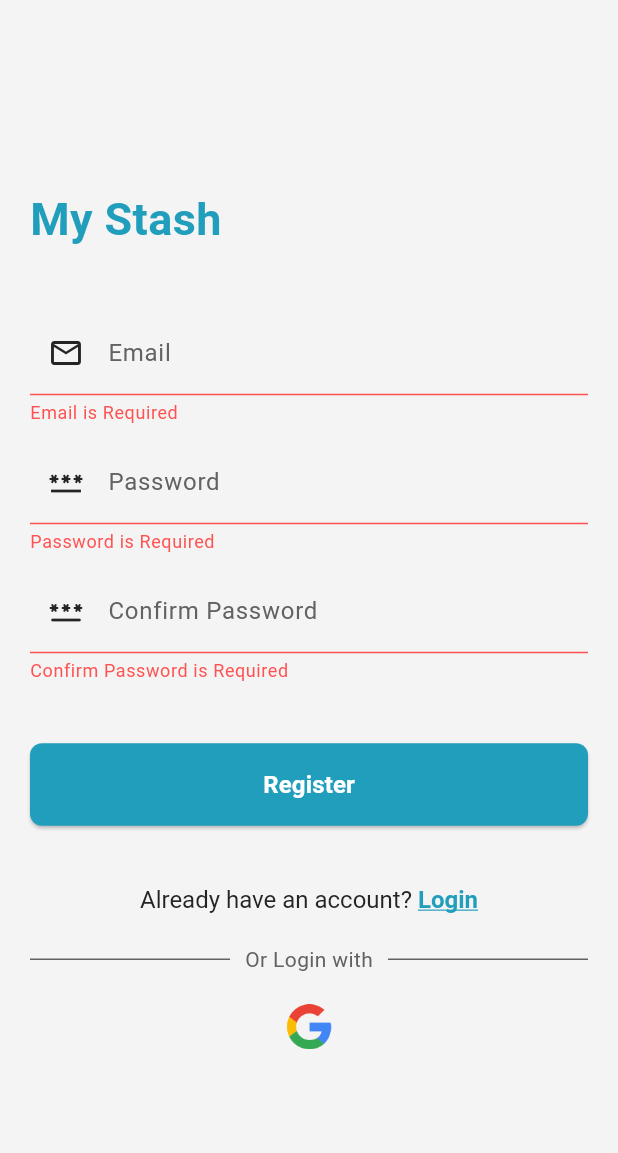
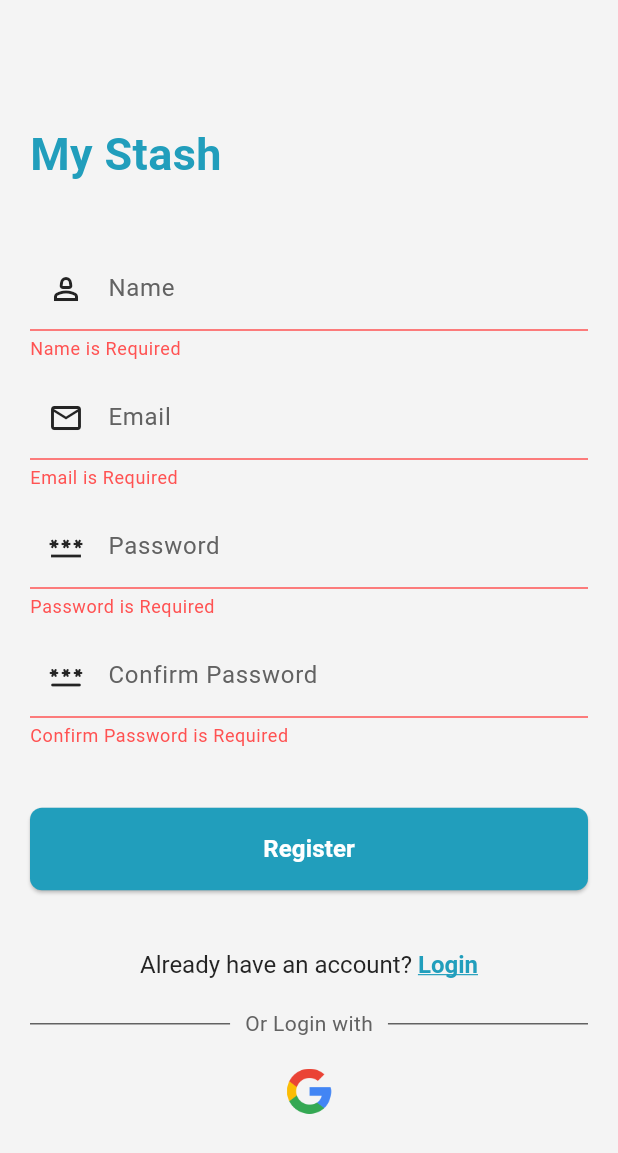
Before and after one commit to susomshrestha/my_stash, a Flutter app: the RegisterPage widget shown alone on an empty page, opened directly, after a tap on "Register", on a phone screen of 412 x 824 dp. Shown: the top 1153 px of the screen. Run offline on Flutter 3.47's test engine with Material 3 defaults, Android fonts, the phone set to English and light mode, and no system bars; our stand-ins replace cloud_firestore, firebase_auth, firebase_core, fluttertoast, google_sign_in; accounts and stored records are empty.

Commit message:
add cloud firestore and insert user on register

```diff
--- a/lib/pages/register.dart
+++ b/lib/pages/register.dart
@@ -19,12 +19,14 @@ class _RegisterPageState extends State<RegisterPage> {
 
   final TextEditingController _passwordController = TextEditingController();
   final TextEditingController _emailController = TextEditingController();
+  final TextEditingController _nameController = TextEditingController();
 
   @override
   void dispose() {
     // Dispose the controllers when the state is removed
     _passwordController.dispose();
     _emailController.dispose();
+    _nameController.dispose();
     super.dispose();
   }
 
@@ -32,8 +34,8 @@ class _RegisterPageState extends State<RegisterPage> {
     if (!(_registerFormKey.currentState?.validate() ?? true)) {
       return;
     }
-    await _authService.register(
-        context, _emailController.text, _passwordController.text);
+    await _authService.register(context, _emailController.text,
+        _passwordController.text, _nameController.text);
   }
 
   @override
@@ -45,6 +47,35 @@ class _RegisterPageState extends State<RegisterPage> {
       key: _registerFormKey,
       child: Column(
         children: [
+          TextFormField(
+            controller: _nameController,
+            validator: validator.nameValidator,
+            style: TextStyle(
+              color: Theme.of(context).colorScheme.onSecondary,
+            ),
+            decoration: InputDecoration(
+              prefixIcon: Icon(Icons.person_2_outlined,
+                  color: Theme.of(context).colorScheme.onSecondary),
+              hintText: 'Name',
+              contentPadding: const EdgeInsets.symmetric(vertical: 16),
+              hintStyle:
+                  TextStyle(color: Theme.of(context).colorScheme.onSurface),
+              // Border customization
+              enabledBorder: UnderlineInputBorder(
+                borderSide: BorderSide(
+                    color: Theme.of(context)
+                        .colorScheme
+                        .onSecondary), // Default (inactive) color
+              ),
+              focusedBorder: UnderlineInputBorder(
+                borderSide: BorderSide(
+                    color: Theme.of(context).colorScheme.primary, width: 2),
+              ),
+            ),
+          ),
+          const SizedBox(
+            height: 10,
+          ),
           TextFormField(
             controller: _emailController,
             validator: validator.emailValidator,
--- a/lib/services/validator_service.dart
+++ b/lib/services/validator_service.dart
@@ -3,6 +3,13 @@ import 'package:flutter/material.dart';
 
 class ValidatorService {
   String? password;
+
+  String? nameValidator(String? value) {
+    if (value == null || value.isEmpty) {
+      return 'Name is Required';
+    }
+    return null; // Return null if valid
+  }
 
   String? emailValidator(String? value) {
     final RegExp emailRegExp = RegExp(
--- a/pubspec.yaml
+++ b/pubspec.yaml
@@ -39,6 +39,7 @@ dependencies:
   google_sign_in: ^6.2.1
   fluttertoast: ^8.2.8
   firebase_auth: ^5.3.1
+  cloud_firestore: ^5.4.4
 
 dev_dependencies:
   flutter_test:
```
Also changed, not shown: lib/services/auth_service.dart (+23 -6 lines), 3 other files.
